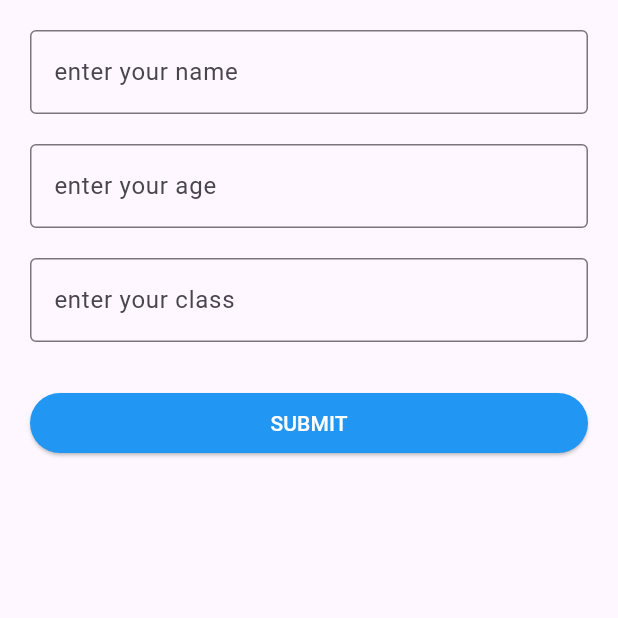
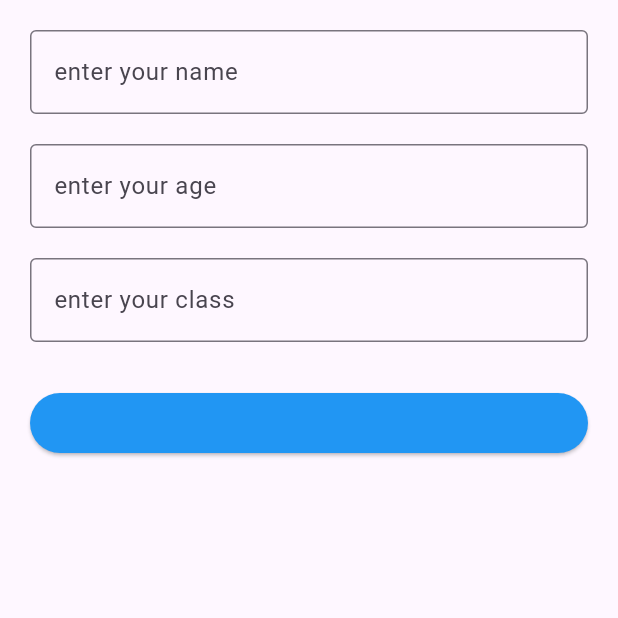
Before and after one commit to shamseernpm-beep/hive_editing, a Flutter app: the AddPage screen opened directly, on a phone screen of 412 x 824 dp, the top half of it. Run offline on Flutter 3.47's test engine with Material 3 defaults, Android fonts, the phone set to English and light mode, and no system bars; our stand-ins replace hive, hive_flutter; accounts and stored records are empty.

Commit message:
complete work

```diff
--- a/lib/add.dart
+++ b/lib/add.dart
@@ -116,7 +116,7 @@ class _AddPageState extends State<AddPage> {
                   foregroundColor: Colors.white,
                   backgroundColor: Colors.blue,
                 ),
-                child: Text("SUBMIT"),
+                child: Text(""),
               ),
             ),
           ],
```
